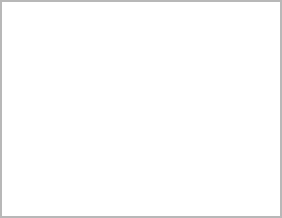
First picture: the form in Image_resize/UI/Image_resize.ui, repository ironpa/pythonProject, before the edit.
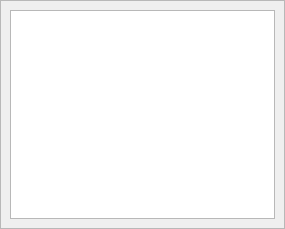
Second picture: the form after the edit.

Commit message: filter window name changed.

Patch:
```diff
--- a/Image_resize/UI/Image_resize.ui
+++ b/Image_resize/UI/Image_resize.ui
@@ -6,8 +6,8 @@
    <rect>
     <x>0</x>
     <y>0</y>
-    <width>282</width>
-    <height>218</height>
+    <width>285</width>
+    <height>229</height>
    </rect>
   </property>
   <property name="sizePolicy">
@@ -48,8 +48,8 @@
        <rect>
         <x>0</x>
         <y>0</y>
-        <width>280</width>
-        <height>216</height>
+        <width>283</width>
+        <height>227</height>
        </rect>
       </property>
       <property name="sizePolicy">
@@ -59,21 +59,9 @@
        </sizepolicy>
       </property>
       <property name="autoFillBackground">
-       <bool>false</bool>
+       <bool>true</bool>
       </property>
-      <layout class="QVBoxLayout" name="verticalLayout_2">
-       <property name="leftMargin">
-        <number>0</number>
-       </property>
-       <property name="topMargin">
-        <number>0</number>
-       </property>
-       <property name="rightMargin">
-        <number>0</number>
-       </property>
-       <property name="bottomMargin">
-        <number>0</number>
-       </property>
+      <layout class="QVBoxLayout" name="verticalLayout_4">
        <item>
         <widget class="QTableView" name="tv_image_resize">
          <property name="sizePolicy">
```
Left out of the diff: 4 changed lines with no effect on the pictures. The commit also changes 5 other files.
